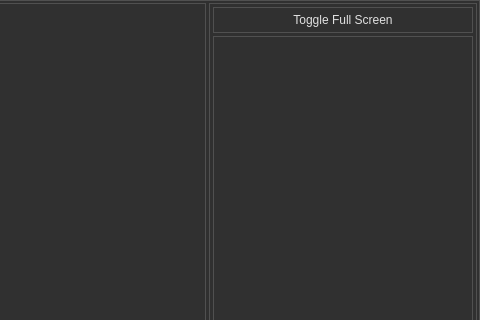
First picture: the form in mainframe.ui, repository aleksey-ka/OpenAP-AstroPhotography, before the edit; both pictures show x 810 to 1290 and y 0 to 320 of the 1290 by 702 pixel window.
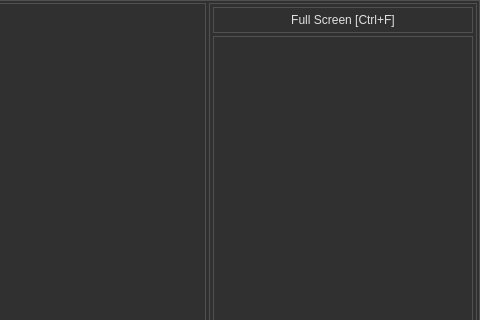
Second picture: the form after the edit.

Commit message: Keyboard shortcut to toggle full frame mode

```diff
--- a/mainframe.ui
+++ b/mainframe.ui
@@ -71,7 +71,7 @@
        <item>
         <widget class="QPushButton" name="toggleFullScreenButton">
          <property name="text">
-          <string>Toggle Full Screen</string>
+          <string>Full Screen [Ctrl+F]</string>
          </property>
         </widget>
        </item>
```
The commit also changes 1 other file.
